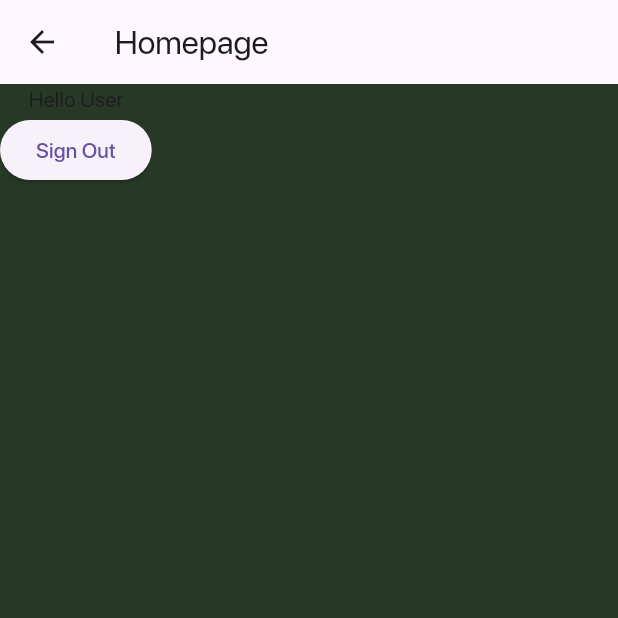
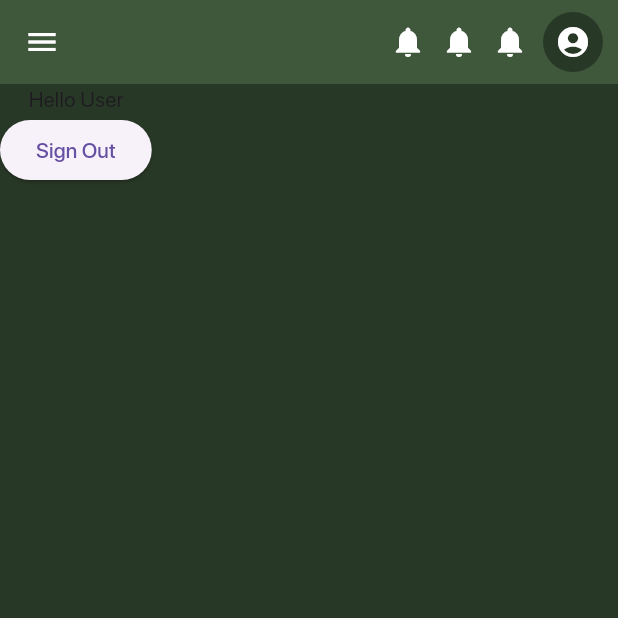
Before and after one commit to WGS-94/Flutter-TodoApp, a Flutter app: the HomeScreen screen opened directly, on a phone screen of 412 x 824 dp, the top half of it. Run offline on Flutter 3.47's test engine with Material 3 defaults, Android fonts, the light colour scheme and no system bars; our stand-ins replace flutter_svg.

Commit message:
:tada: Doing dashboard page and style it

```diff
--- a/lib/screens/home_screen.dart
+++ b/lib/screens/home_screen.dart
@@ -1,4 +1,6 @@
 import 'package:flutter/material.dart';
+import 'package:flutter_svg/svg.dart';
+import 'package:projeqta/constants/colors.dart';
 import 'package:projeqta/screens/login_screen.dart';
 
 class HomeScreen extends StatefulWidget {
@@ -13,8 +15,51 @@ class _HomeScreenState extends State<HomeScreen> {
   @override
   Widget build(BuildContext context) {
     return Scaffold(
+      drawer: const Drawer(),
       appBar: AppBar(
-        title: const Text(" Homepage"),
+        backgroundColor: green700,
+        foregroundColor: white,
+        actions: [
+          // ignore: avoid_unnecessary_containers
+          Container(
+              child: Row(
+            children: [
+              Container(
+                margin: const EdgeInsets.only(right: 10),
+                child: const Icon(Icons.notifications),
+              ),
+              Container(
+                margin: const EdgeInsets.only(right: 10),
+                child: const Icon(Icons.notifications),
+              ),
+              Container(
+                margin: const EdgeInsets.only(right: 10),
+                child: const Icon(Icons.notifications),
+              ),
+              // Container(
+              //   margin: const EdgeInsets.only(right: 10),
+              //   child: SvgPicture.asset(
+              //     'assets/icon/user.svg',
+              //     height: 20.0,
+              //     height: 20.0,
+              //     color: white,
+              //   ),
+              // ),
+              Container(
+                margin: const EdgeInsets.only(right: 10),
+                child: const CircleAvatar(
+                  // radius: 50.0,
+                  // backgroundImage: AssetImage('assets/user_profile_image.jpg'),
+                  backgroundColor: green800,
+                  child: Icon(
+                    Icons.account_circle,
+                    color: white,
+                  ),
+                ),
+              ),
+            ],
+          ))
+        ],
       ),
       body: Column(
         children: [
--- a/lib/screens/login_screen.dart
+++ b/lib/screens/login_screen.dart
@@ -2,6 +2,7 @@ import 'package:flutter/material.dart';
 import 'package:projeqta/constants/colors.dart';
 import 'package:projeqta/constants/space.dart';
 import 'package:projeqta/constants/text_style.dart';
+import 'package:projeqta/screens/home_screen.dart';
 import 'package:projeqta/screens/signup_screen.dart';
 // import 'package:projeqta/widgets/customized_textfield.dart';
 // import 'package:projeqta/widgets/customized_button.dart';
@@ -110,7 +111,7 @@ class _LoginScreenState extends State<LoginScreen> {
                         Navigator.push(
                             context,
                             MaterialPageRoute(
-                                builder: (builder) => const SignUpScreen()));
+                                builder: (builder) => const HomeScreen()));
                       },
                       child: RichText(
                         text: TextSpan(children: [
```
